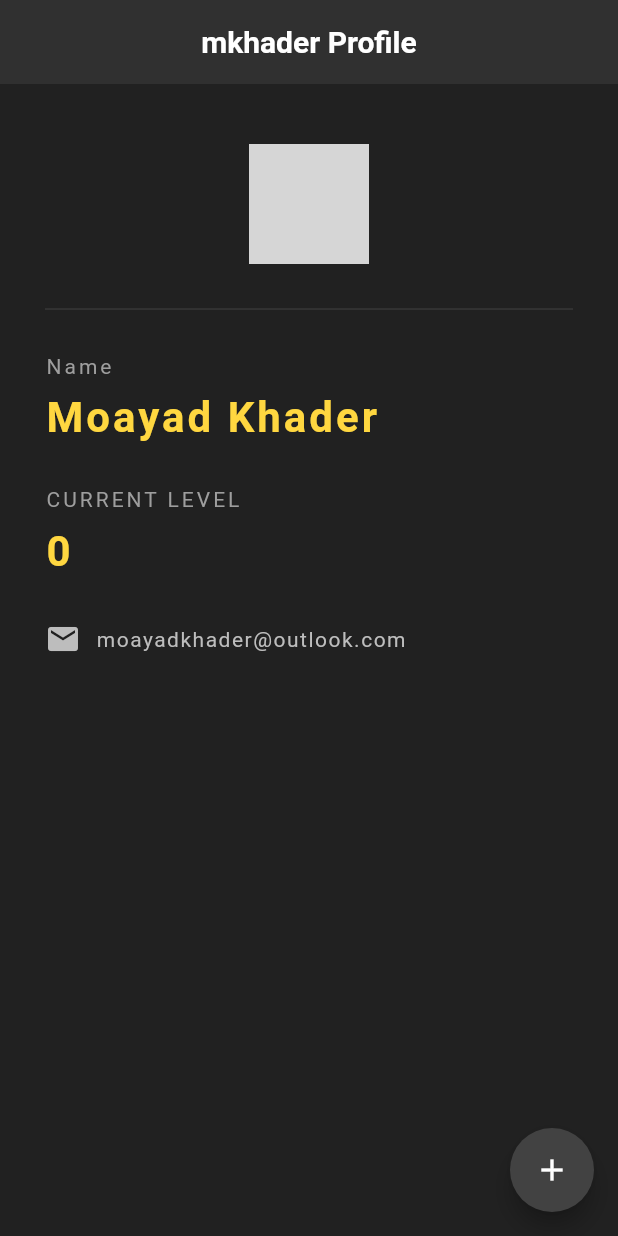
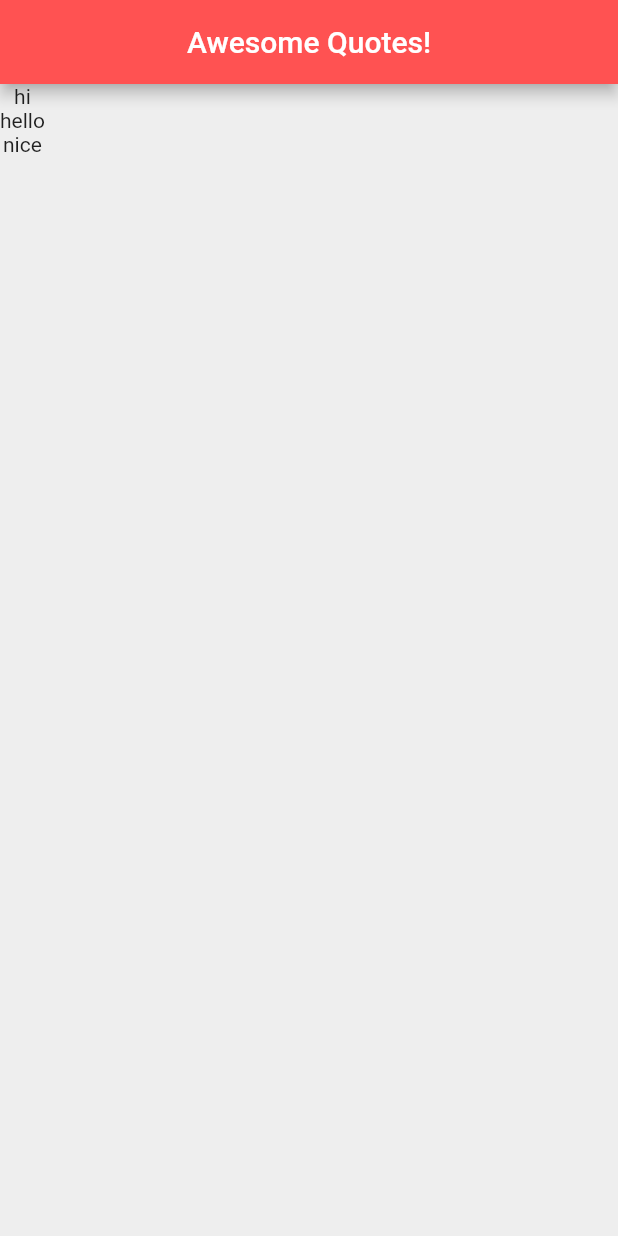
Before and after one commit to moayad-khader/flutter-playground, a Flutter app: the screen it shows after launch, on a phone screen of 412 x 824 dp. Run offline on Flutter 3.47's test engine with Material 2 defaults, Android fonts, the phone set to English and light mode, and no system bars; grey boxes are pictures that could not be loaded.

```diff
--- a/lib/main.dart
+++ b/lib/main.dart
@@ -1,129 +1,36 @@
 import 'package:flutter/material.dart';
 
 void main() => runApp(MaterialApp(
-  home: Home()
+  home: QuoteList()
 ));
 
 
-class Home extends StatefulWidget {
-
-  const Home({Key? key}) : super(key: key);
+class QuoteList extends StatefulWidget {
+  const QuoteList({Key? key}) : super(key: key);
 
   @override
-  State<Home> createState() => _HomeState();
+  State<QuoteList> createState() => _QuoteListState();
 }
 
-class _HomeState extends State<Home> {
+class _QuoteListState extends State<QuoteList> {
 
-  int level = 0;
+  List<String> quotes = [
+    "hi",
+    "hello",
+    "nice"
+  ];
 
   @override
   Widget build(BuildContext context) {
     return Scaffold(
-      backgroundColor: Colors.grey[900],
+      backgroundColor: Colors.grey[200],
       appBar: AppBar(
-        title: Text(
-          "mkhader Profile",
-          style: TextStyle(
-              fontSize: 20,
-              fontWeight: FontWeight.bold
-
-          ),
-        ),
+        title: Text("Awesome Quotes!"),
         centerTitle: true,
-        backgroundColor: Colors.grey[850],
-        elevation: 0.0,
+        backgroundColor: Colors.redAccent,
       ),
-      floatingActionButton: FloatingActionButton(
-        onPressed: (){
-          setState(() {
-            level += 1;
-          });
-        },
-        child: Icon(
-          Icons.add
-        ),
-        backgroundColor: Colors.grey[800],
-      ),
-      body: Padding(
-        padding: EdgeInsets.fromLTRB(30, 40, 30, 40),
-        child: Column(
-          crossAxisAlignment: CrossAxisAlignment.start,
-          children:  <Widget>[
-            Center(
-              child: CircleAvatar(
-                backgroundImage: NetworkImage("https://avatars.githubusercontent.com/u/58187169?v=4"),
-                radius: 40.0,
-              ),
-            ),
-            Divider(
-              height: 60.0,
-              color: Colors.grey[800],
-            ),
-            Text(
-                "Name",
-              style: TextStyle(
-                color: Colors.grey,
-                letterSpacing: 2.0
-              ),
-            ),
-            SizedBox(
-              height: 10.0,
-            ),
-            Text(
-              "Moayad Khader",
-              style: TextStyle(
-                  color: Colors.amberAccent[200],
-                  letterSpacing: 2.0,
-                  fontSize: 28.0,
-                  fontWeight: FontWeight.bold
-              ),
-            ),
-            SizedBox(
-              height: 30.0,
-            ),
-            Text(
-              "CURRENT LEVEL",
-              style: TextStyle(
-                  color: Colors.grey,
-                  letterSpacing: 2.0
-              ),
-            ),
-            SizedBox(
-              height: 10.0,
-            ),
-            Text(
-              '$level',
-              style: TextStyle(
-                  color: Colors.amberAccent[200],
-                  letterSpacing: 2.0,
-                  fontSize: 28.0,
-                  fontWeight: FontWeight.bold
-              ),
-            ),
-            SizedBox(
-              height: 30.0,
-            ),
-            Row(
-              children: <Widget>[
-                Icon(
-                  Icons.email,
-                  color: Colors.grey[400],
-                ),
-                SizedBox(
-                  width: 10.0,
-                ),
-                Text(
-                  "moayadkhader@outlook.com",
-                  style: TextStyle(
-                    color: Colors.grey[400],
-                    letterSpacing: 1.0
-                  ),
-                )
-              ],
-            )
-          ],
-        ),
+      body: Column(
+        children:quotes.map((quote)=> Text(quote)).toList(),
       ),
     );
   }
```
